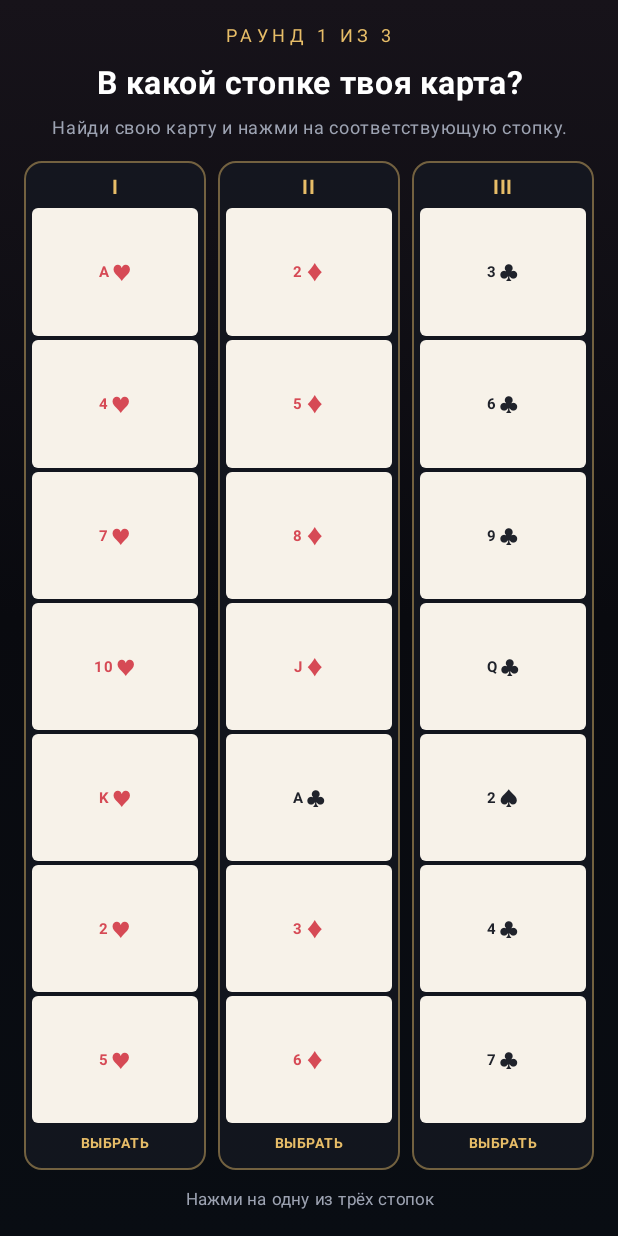
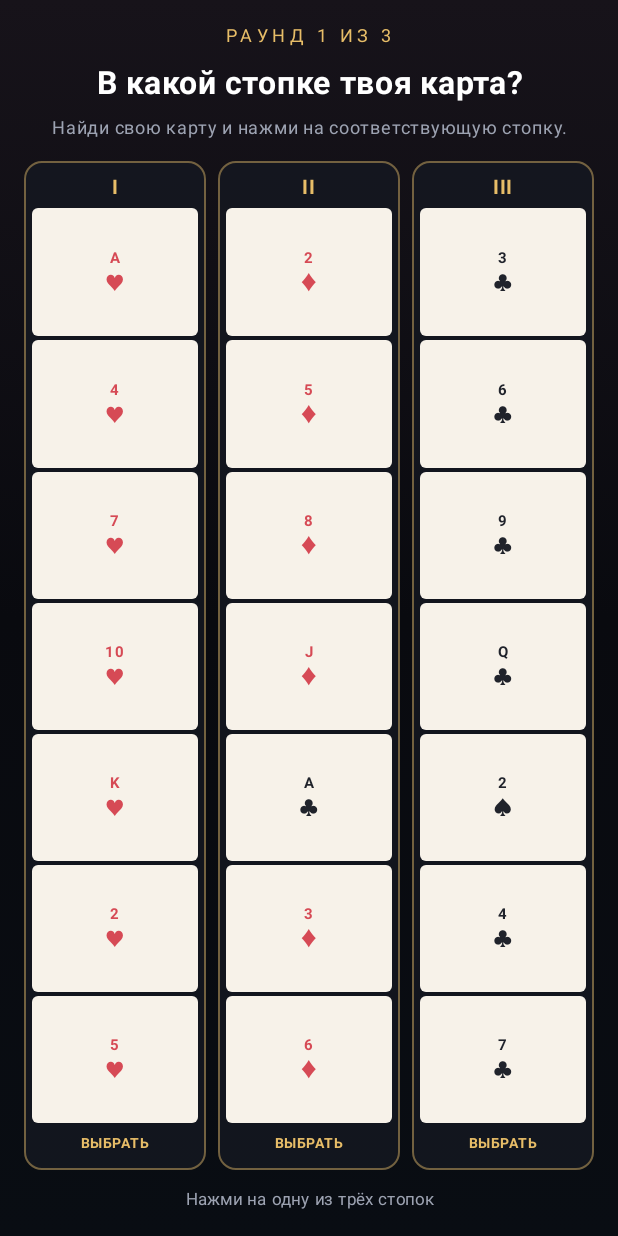
Before and after one commit to Nurullokhons/fokusnik, an Android app built with Jetpack Compose: the screen it shows after launch (MainActivity), after a tap on "Я ЗАПОМНИЛ КАРТУ", on a phone screen of 412 x 824 dp. Run offline under Robolectric (Android 15) with nearby library versions, the phone set to English and light mode, and no system bars; 1 other tap on this screen came first.

Commit message:
Keep portrait card marks stacked and landscape card marks inline

```diff
--- a/app/src/main/java/com/fokusnik/MainActivity.kt
+++ b/app/src/main/java/com/fokusnik/MainActivity.kt
@@ -325,15 +325,23 @@ private fun RoundAnnouncement(round: Int) {
 @Composable
 private fun ColumnScope.MiniCard(card: PlayingCard, landscape: Boolean) {
     val ink = if (card.suit.red) Color(0xFFD64A55) else Color(0xFF20232B)
-    Row(
+    Box(
         Modifier.weight(1f).fillMaxWidth().padding(vertical = 1.dp)
             .background(Color(0xFFF7F2E9), RoundedCornerShape(4.dp)).padding(horizontal = 3.dp, vertical = 1.dp),
-        horizontalArrangement = Arrangement.Center,
-        verticalAlignment = Alignment.CenterVertically
+        contentAlignment = Alignment.Center
     ) {
-        Text(card.rank, color = ink, fontSize = if (landscape) 11.sp else 10.sp, fontWeight = FontWeight.Bold, lineHeight = 12.sp)
-        Spacer(Modifier.width(if (landscape) 3.dp else 1.dp))
-        Text(card.suit.symbol, color = ink, fontSize = if (landscape) 12.sp else 13.sp, lineHeight = 13.sp)
+        if (landscape) {
+            Row(verticalAlignment = Alignment.CenterVertically, horizontalArrangement = Arrangement.Center) {
+                Text(card.rank, color = ink, fontSize = 11.sp, fontWeight = FontWeight.Bold, lineHeight = 12.sp)
+                Spacer(Modifier.width(3.dp))
+                Text(card.suit.symbol, color = ink, fontSize = 12.sp, lineHeight = 13.sp)
+            }
+        } else {
+            Column(horizontalAlignment = Alignment.CenterHorizontally, verticalArrangement = Arrangement.Center) {
+                Text(card.rank, color = ink, fontSize = 10.sp, fontWeight = FontWeight.Bold, lineHeight = 10.sp)
+                Text(card.suit.symbol, color = ink, fontSize = 13.sp, lineHeight = 13.sp)
+            }
+        }
     }
 }
 
```
